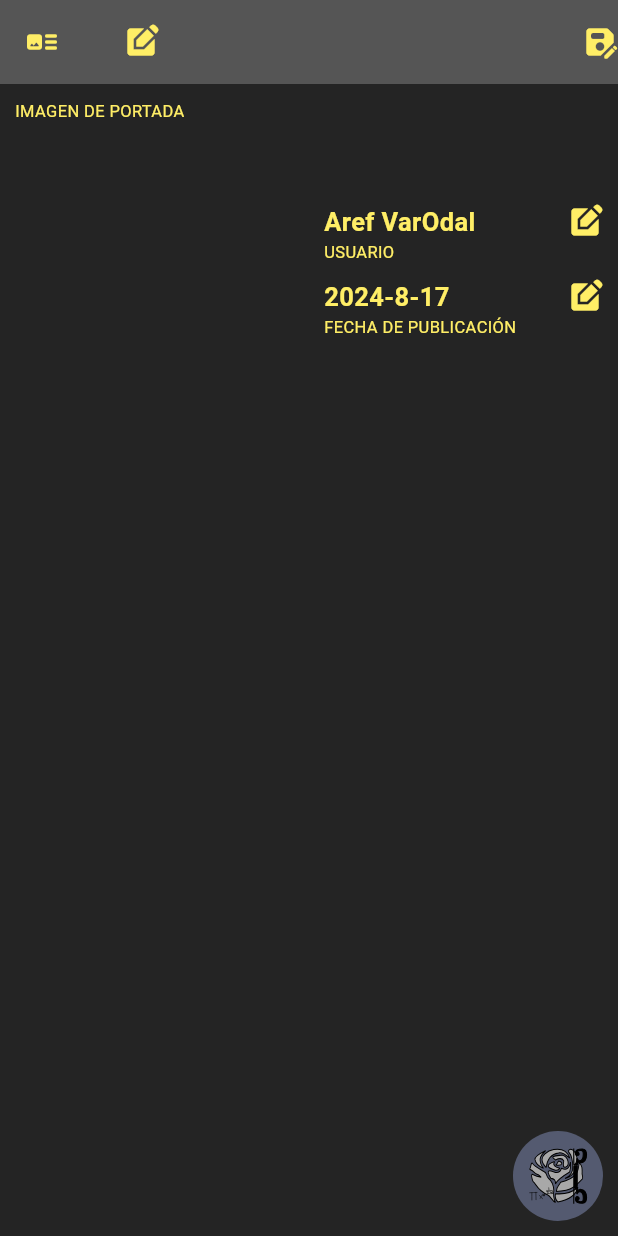
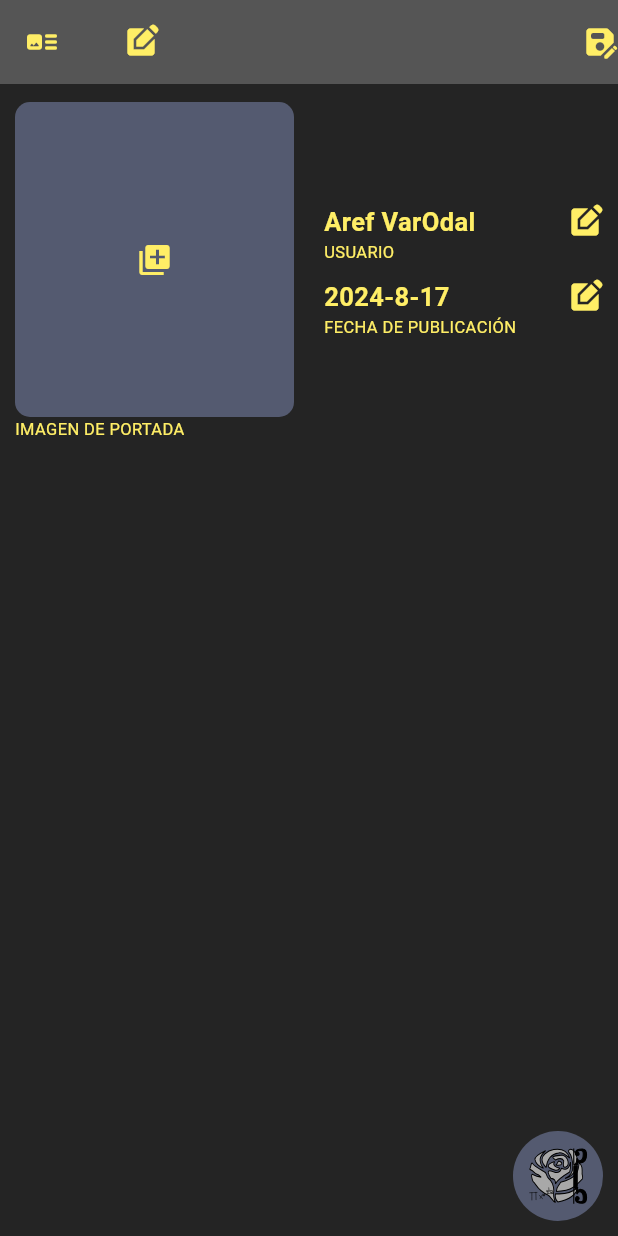
Before and after one commit to PedroBarr/ekmajstro_trejnisto, a Flutter app: the PostItemView screen opened directly, on a phone screen of 412 x 824 dp. Run offline on Flutter 3.47's test engine with Material 3 defaults, Android fonts, the phone set to English and light mode, and no system bars; our stand-ins replace drop_shadow, flutter_svg; network calls fail.

Commit message:
Agregar diseño portada de publicación

```diff
--- a/lib/screens/post_item/post_item_view_screen.dart
+++ b/lib/screens/post_item/post_item_view_screen.dart
@@ -4,6 +4,7 @@ import 'package:ekmajstro_trejnisto/components/components.dart';
 import 'package:ekmajstro_trejnisto/config/config.dart';
 import 'package:ekmajstro_trejnisto/models/models.dart';
 import 'package:ekmajstro_trejnisto/utils/utils.dart';
+import 'package:flutter/widgets.dart';
 
 class PostItemView extends StatefulWidget {
   final int? post_id;
@@ -131,14 +132,33 @@ class _PostItemView extends State<PostItemView> {
                                 flex: 1,
                                 child: Padding(
                                   padding: const EdgeInsets.all(10.0),
-                                  child: Wrap(
-                                    direction: Axis.vertical,
-                                    runAlignment: WrapAlignment.start,
+                                  child: Column(
+                                    mainAxisAlignment: MainAxisAlignment.center,
+                                    crossAxisAlignment:
+                                        CrossAxisAlignment.start,
                                     children: [
-                                      Builder(
+                                      Stack(
+                                        children: [
+                                          Container(
+                                            alignment: Alignment.center,
+                                            decoration: BoxDecoration(
+                                                color: Theme.of(context)
+                                                    .colorScheme
+                                                    .secondary,
+                                                borderRadius:
+                                                    BorderRadius.circular(
+                                                        10.0)),
+                                            padding: const EdgeInsets.all(5.0),
+                                            height: 210.0,
+                                            child: Builder(
                                               builder: (context) {
                                                 if (_post.image_url.isEmpty) {
-                                            return Container();
+                                                  return Icon(
+                                                    Icons.library_add,
+                                                    color: Theme.of(context)
+                                                        .colorScheme
+                                                        .onSurface,
+                                                  );
                                                 } else {
                                                   return Image.network(
                                                     _post.image_url,
@@ -147,6 +167,38 @@ class _PostItemView extends State<PostItemView> {
                                                   );
                                                 }
                                               },
+                                            ),
+                                          ),
+                                          Align(
+                                            alignment: Alignment.topRight,
+                                            child: Padding(
+                                              padding:
+                                                  const EdgeInsets.all(8.0),
+                                              child: Wrap(
+                                                direction: Axis.horizontal,
+                                                spacing: 5.0,
+                                                children: [
+                                                  Builder(
+                                                    builder: (context) {
+                                                      if (_post
+                                                          .image_url.isEmpty) {
+                                                        return Container();
+                                                      } else {
+                                                        return Icon(
+                                                          Icons.edit_square,
+                                                          color:
+                                                              Theme.of(context)
+                                                                  .colorScheme
+                                                                  .onSurface,
+                                                        );
+                                                      }
+                                                    },
+                                                  ),
+                                                ],
+                                              ),
+                                            ),
+                                          ),
+                                        ],
                                       ),
                                       const Text(
                                         'IMAGEN DE PORTADA',
```
Lines whose indentation alone changed are shown as unchanged.
